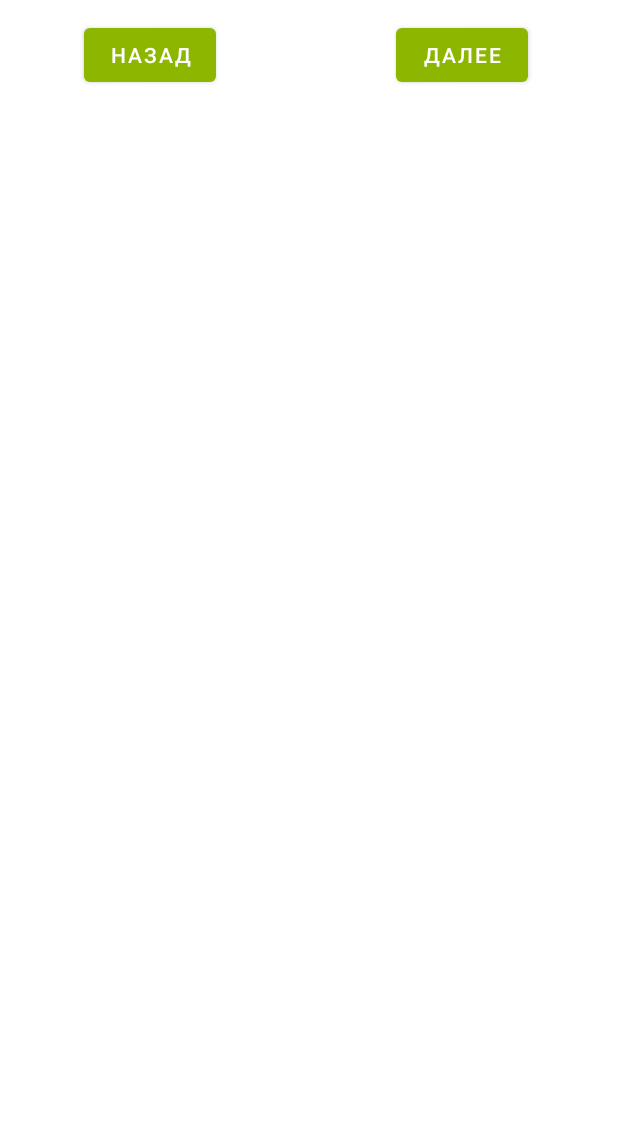
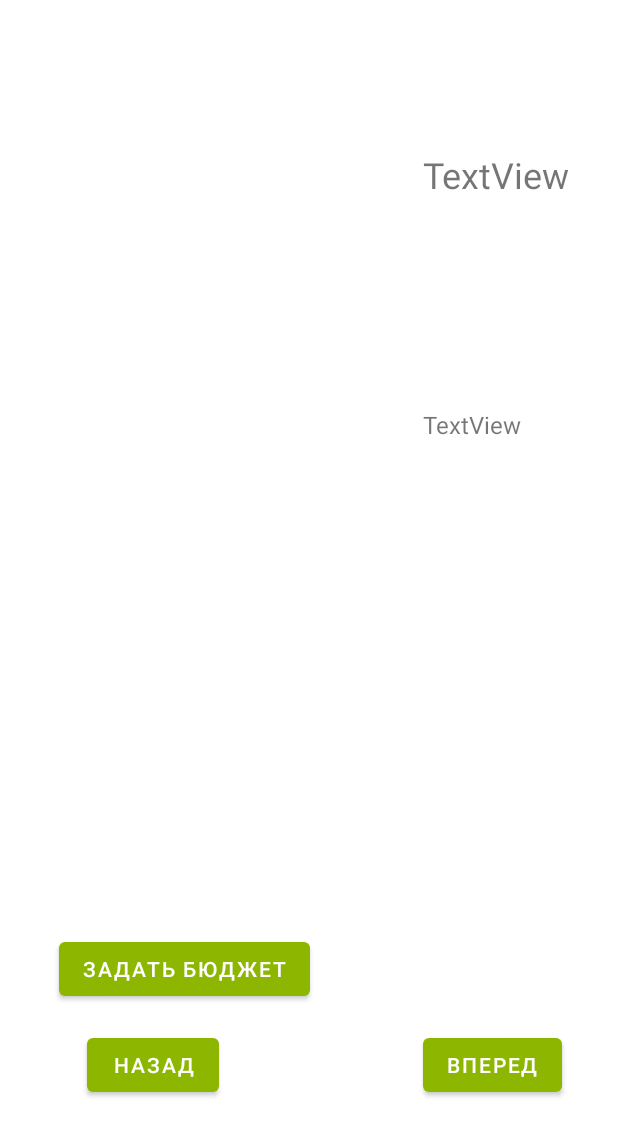
Before and after one commit to AbatedPlacebo/MyRation, an Android app: the layout fragment_home.xml on its own in the app's theme, with its tools: preview values and no code run, on a phone screen of 412 x 824 dp. Shown: the top 1136 px of the screen. Run offline under Robolectric (Android 15) with nearby library versions, the phone set to English and light mode, and no system bars.

Commit message:
home improvements

```diff
--- a/app/src/main/java/com/example/test/db/ProductDao.java
+++ b/app/src/main/java/com/example/test/db/ProductDao.java
@@ -9,7 +9,7 @@ import java.util.List;
 
 @Dao
 public interface ProductDao {
-    @Query("SELECT * FROM catalog")
+    @Query("SELECT * FROM catalog LIMIT 10")
     List<Catalog> getAll();
 
     @Query("SELECT * FROM catalog WHERE id IN (:productIds)")
--- a/app/src/main/java/com/example/test/ui/dashboard/CustomAdapter.java
+++ b/app/src/main/java/com/example/test/ui/ProductAdapter.java
@@ -1,7 +1,8 @@
-package com.example.test.ui.dashboard;
+package com.example.test.ui;
 
 import android.content.Context;
 import android.content.Intent;
+import android.graphics.Color;
 import android.net.Uri;
 import android.view.LayoutInflater;
 import android.view.View;
@@ -12,10 +13,10 @@ import com.example.test.R;
 import com.example.test.db.DatabaseLoad;
 import com.squareup.picasso.Picasso;
 
-public class CustomAdapter extends BaseAdapter {
+abstract public class ProductAdapter extends BaseAdapter {
     DatabaseLoad db;
     Context context;
-    public CustomAdapter(DatabaseLoad db, Context context) {
+    public ProductAdapter(DatabaseLoad db, Context context) {
         super();
         this.context = context;
         this.db = db;
@@ -41,13 +42,16 @@ public class CustomAdapter extends BaseAdapter {
         View singleItem = view;
         ProductViewHolder holder = null;
         if (singleItem == null) {
-            LayoutInflater layoutInflater = (LayoutInflater) context.getSystemService(Context.LAYOUT_INFLATER_SERVICE);
-            singleItem = layoutInflater.inflate(R.layout.single_product_item, viewGroup, false);
+            LayoutInflater layoutInflater =
+                    (LayoutInflater) context.getSystemService(Context.LAYOUT_INFLATER_SERVICE);
+            singleItem = layoutInflater.
+                    inflate(R.layout.single_product_item, viewGroup, false);
             holder = new ProductViewHolder(singleItem);
             singleItem.setTag(holder);
         } else {
             holder = (ProductViewHolder) singleItem.getTag();
         }
+
         Picasso.get().load(db.getProducts().get(i).URLImage).into(holder.productImage);
         holder.productTitle.setText(db.getProducts().get(i).productName);
         holder.productDetails.setText(
@@ -59,14 +63,9 @@ public class CustomAdapter extends BaseAdapter {
                         db.getProducts().get(i).productFats,
                         db.getProducts().get(i).productCarbs)
         );
-        singleItem.setOnClickListener(new View.OnClickListener() {
-            @Override
-            public void onClick(View view) {
-                Intent browser = new Intent(Intent.ACTION_VIEW, Uri.parse(db.getProducts().get(i).URL));
-                context.startActivity(browser);
-            }
-        });
+        singleItem.setOnClickListener(getActionClick(i, singleItem, viewGroup));
 
         return singleItem;
     }
+    abstract View.OnClickListener getActionClick(int i, View singleItem, ViewGroup viewGroup);
 }
--- /dev/null
+++ b/app/src/main/java/com/example/test/ui/ProductAdapterDashboard.java
@@ -0,0 +1,27 @@
+package com.example.test.ui;
+
+import android.content.Context;
+import android.content.Intent;
+import android.net.Uri;
+import android.view.View;
+import android.view.ViewGroup;
+
+import com.example.test.db.DatabaseLoad;
+
+public class ProductAdapterDashboard extends ProductAdapter {
+    public ProductAdapterDashboard(DatabaseLoad db, Context context) {
+        super(db, context);
+    }
+
+    @Override
+    View.OnClickListener getActionClick(int i, View singleItem, ViewGroup viewGroup) {
+        return new View.OnClickListener() {
+            @Override
+            public void onClick(View view) {
+                Intent browser = new Intent(Intent.ACTION_VIEW,
+                        Uri.parse(db.getProducts().get(i).URL));
+                context.startActivity(browser);
+            }
+        };
+    }
+}
--- /dev/null
+++ b/app/src/main/java/com/example/test/ui/ProductAdapterHome.java
@@ -0,0 +1,34 @@
+package com.example.test.ui;
+
+import android.content.Context;
+import android.content.Intent;
+import android.graphics.Color;
+import android.net.Uri;
+import android.view.View;
+import android.view.ViewGroup;
+import android.widget.Toast;
+
+import com.example.test.R;
+import com.example.test.db.DatabaseLoad;
+
+public class ProductAdapterHome extends ProductAdapter{
+    public ProductAdapterHome(DatabaseLoad db, Context context) {
+        super(db, context);
+    }
+
+    @Override
+    View.OnClickListener getActionClick(int i, View singleItem, ViewGroup viewGroup) {
+        return new View.OnClickListener() {
+            @Override
+            public void onClick(View view) {
+                db.getProducts().remove(i);
+                notifyDataSetChanged();
+                if (db.getProducts().isEmpty()){
+                    Toast toast = Toast.makeText(context, "Все продукты удалены",
+                            Toast.LENGTH_SHORT);
+                    toast.show();
+                }
+            }
+        };
+    }
+}
--- a/app/src/main/java/com/example/test/ui/dashboard/ProductViewHolder.java
+++ b/app/src/main/java/com/example/test/ui/ProductViewHolder.java
@@ -1,4 +1,4 @@
-package com.example.test.ui.dashboard;
+package com.example.test.ui;
 
 import android.view.View;
 import android.widget.ImageView;
@@ -7,10 +7,13 @@ import android.widget.TextView;
 import com.example.test.R;
 
 public class ProductViewHolder {
+    int status;
     ImageView productImage;
     TextView productTitle;
     TextView productDetails;
-    ProductViewHolder(View v){
+
+    ProductViewHolder(View v) {
+        status = 0;
         productImage = v.findViewById(R.id.imageView);
         productTitle = v.findViewById(R.id.TextView1);
         productDetails = v.findViewById(R.id.TextView2);
--- a/app/src/main/java/com/example/test/ui/dashboard/DashboardFragment.java
+++ b/app/src/main/java/com/example/test/ui/dashboard/DashboardFragment.java
@@ -1,36 +1,21 @@
 package com.example.test.ui.dashboard;
 
-import android.content.Context;
-import android.content.Intent;
-import android.graphics.Bitmap;
-import android.graphics.BitmapFactory;
-import android.net.Uri;
 import android.os.Bundle;
 import android.view.LayoutInflater;
 import android.view.View;
 import android.view.ViewGroup;
-import android.widget.BaseAdapter;
-import android.widget.ImageView;
+import android.widget.AdapterView;
 import android.widget.ListView;
-import android.widget.TextView;
-import android.widget.Toast;
 
 import androidx.annotation.NonNull;
 import androidx.fragment.app.Fragment;
 import androidx.lifecycle.ViewModelProvider;
-import androidx.recyclerview.widget.RecyclerView;
 
 import com.example.test.R;
 import com.example.test.databinding.FragmentDashboardBinding;
-import com.example.test.db.Catalog;
 import com.example.test.db.DatabaseLoad;
-import com.squareup.picasso.Picasso;
-
-import java.io.IOException;
-import java.io.InputStream;
-import java.net.URL;
-import java.util.ArrayList;
-import java.util.List;
+import com.example.test.ui.ProductAdapter;
+import com.example.test.ui.ProductAdapterDashboard;
 
 public class DashboardFragment extends Fragment {
     private FragmentDashboardBinding binding;
@@ -43,11 +28,16 @@ public class DashboardFragment extends Fragment {
         binding = FragmentDashboardBinding.inflate(inflater, container, false);
         View root = binding.getRoot();
         ListView listView = root.findViewById(R.id.listviewDashboard);
-
         DatabaseLoad db = new DatabaseLoad(getContext());
         db.populate();
-        CustomAdapter listAdapter = new CustomAdapter(db, getContext());
+        ProductAdapter listAdapter = new ProductAdapterDashboard(db, getContext());
         listView.setAdapter(listAdapter);
+        listView.setOnItemClickListener(new AdapterView.OnItemClickListener() {
+            @Override
+            public void onItemClick(AdapterView<?> adapterView, View view, int i, long l) {
+
+            }
+        });
         return root;
     }
 
--- a/app/src/main/java/com/example/test/ui/home/HomeFragment.java
+++ b/app/src/main/java/com/example/test/ui/home/HomeFragment.java
@@ -1,29 +1,27 @@
 package com.example.test.ui.home;
 
-import android.graphics.Point;
+import android.content.Intent;
+import android.graphics.Color;
+import android.net.Uri;
 import android.os.Bundle;
-import android.view.Display;
 import android.view.LayoutInflater;
 import android.view.View;
 import android.view.ViewGroup;
-import android.widget.BaseAdapter;
+import android.widget.AdapterView;
 import android.widget.Button;
 import android.widget.ListView;
 import android.widget.TextView;
+import android.widget.Toast;
 
 import androidx.annotation.NonNull;
 import androidx.fragment.app.Fragment;
 import androidx.lifecycle.ViewModelProvider;
 
-import com.example.test.MainActivity;
 import com.example.test.R;
 import com.example.test.databinding.FragmentHomeBinding;
 import com.example.test.db.DatabaseLoad;
-import com.example.test.ui.dashboard.CustomAdapter;
-import com.example.test.ui.dashboard.DashboardFragment;
-
-import java.util.ArrayList;
-import java.util.List;
+import com.example.test.ui.ProductAdapter;
+import com.example.test.ui.ProductAdapterHome;
 
 public class HomeFragment extends Fragment {
 
@@ -43,14 +41,14 @@ public class HomeFragment extends Fragment {
         listView = root.findViewById(R.id.listviewHome);
         DatabaseLoad db = new DatabaseLoad(getContext());
         db.populate();
-        com.example.test.ui.dashboard.CustomAdapter listAdapter = new com.example.test.ui.dashboard.CustomAdapter(db, getContext());
+        ProductAdapter listAdapter = new ProductAdapterHome(db, getContext());
         listView.setAdapter(listAdapter);
-
-
         homeViewModel.getRationNumber().observe(getViewLifecycleOwner(), rationNumber -> {
             textView_stage.setText(rationNumber.toString() + "/4");
+            Toast toast = Toast.makeText(getContext(), "Page changed", Toast.LENGTH_SHORT);
+            toast.show();
+        });
 
-        });
         textView_stats = root.findViewById(R.id.text_stats);
         textView_stage = root.findViewById(R.id.text_stage);
         buttonBack = root.findViewById(R.id.buttonBackHome);
@@ -58,7 +56,7 @@ public class HomeFragment extends Fragment {
         buttonBack.setOnClickListener(new View.OnClickListener() {
             @Override
             public void onClick(View view) {
-                int curValue =homeViewModel.getRationNumber().getValue();
+                int curValue = homeViewModel.getRationNumber().getValue();
                 if (homeViewModel.getRationNumber().getValue() > 1)
                     homeViewModel.getRationNumber().setValue(curValue - 1);
             }
@@ -66,7 +64,7 @@ public class HomeFragment extends Fragment {
         buttonForward.setOnClickListener(new View.OnClickListener() {
             @Override
             public void onClick(View view) {
-                int curValue =homeViewModel.getRationNumber().getValue();
+                int curValue = homeViewModel.getRationNumber().getValue();
                 if (homeViewModel.getRationNumber().getValue() < 4)
                     homeViewModel.getRationNumber().setValue(curValue + 1);
             }
@@ -85,35 +83,4 @@ public class HomeFragment extends Fragment {
     }
 
 
-
-    public class CustomAdapter extends BaseAdapter {
-        List<String> items;
-
-        public CustomAdapter(List<String> items) {
-            super();
-            this.items = items;
-        }
-
-        @Override
-        public int getCount() {
-            return items.size();
-        }
-
-        @Override
-        public Object getItem(int i) {
-            return items.get(i);
-        }
-
-        @Override
-        public long getItemId(int i) {
-            return items.get(i).hashCode();
-        }
-
-        @Override
-        public View getView(int i, View view, ViewGroup viewGroup) {
-            TextView textView = new TextView(getContext());
-            textView.setText(items.get(i));
-            return textView;
-        }
-    }
 }
--- a/app/src/main/java/com/example/test/ui/home/HomeViewModel.java
+++ b/app/src/main/java/com/example/test/ui/home/HomeViewModel.java
@@ -16,12 +16,17 @@ public class HomeViewModel extends ViewModel {
 
     private final MutableLiveData<Integer> rationNumber =
             new MutableLiveData(1);
+    private final MutableLiveData<Integer> rationPrice =
+            new MutableLiveData(0);
     public HomeViewModel() {
 
     }
     public MutableLiveData<Integer> getRationNumber() {
         return rationNumber;
     }
+    public MutableLiveData<Integer> getRationPrice() {
+        return rationPrice;
+    }
     public List<String> generateProducts(){
         List<String> list = new ArrayList<String>();
         return list;
--- a/app/src/main/res/layout/fragment_home.xml
+++ b/app/src/main/res/layout/fragment_home.xml
@@ -1,80 +1,85 @@
 <?xml version="1.0" encoding="utf-8"?>
-<ScrollView android:layout_height="match_parent"
-    xmlns:android="http://schemas.android.com/apk/res/android"
-    android:layout_width="match_parent">
-
 <androidx.constraintlayout.widget.ConstraintLayout xmlns:android="http://schemas.android.com/apk/res/android"
     xmlns:app="http://schemas.android.com/apk/res-auto"
     xmlns:tools="http://schemas.android.com/tools"
     android:layout_width="match_parent"
-    android:layout_height="match_parent"
-    tools:context=".ui.home.HomeFragment">
+    android:layout_height="match_parent">
 
+    <ListView
+        android:id="@+id/listviewHome"
+        android:layout_width="260dp"
+        android:layout_height="384dp"
+        app:layout_constraintBottom_toTopOf="@+id/button3"
+        app:layout_constraintEnd_toEndOf="parent"
+        app:layout_constraintHorizontal_bias="0.0"
+        app:layout_constraintStart_toStartOf="parent"
+        app:layout_constraintTop_toTopOf="parent"
+        app:layout_constraintVertical_bias="0.0" />
+
+    <TextView
+        android:id="@+id/text_stats"
+        android:layout_width="wrap_content"
+        android:layout_height="wrap_content"
+        android:layout_marginEnd="28dp"
+        android:text="TextView"
+        android:textSize="16sp"
+        app:layout_constraintBottom_toBottomOf="parent"
+        app:layout_constraintEnd_toEndOf="parent"
+        app:layout_constraintHorizontal_bias="0.379"
+        app:layout_constraintStart_toEndOf="@+id/listviewHome"
+        app:layout_constraintTop_toTopOf="parent"
+        app:layout_constraintVertical_bias="0.339" />
 
     <TextView
         android:id="@+id/text_stage"
         android:layout_width="wrap_content"
         android:layout_height="wrap_content"
-        android:layout_marginTop="8dp"
-        android:textAlignment="center"
-        android:textSize="30sp"
-        app:layout_constraintBottom_toBottomOf="parent"
+        android:layout_marginTop="100dp"
+        android:layout_marginEnd="32dp"
+        android:text="TextView"
+        android:textSize="24sp"
+        app:layout_constraintBottom_toTopOf="@+id/text_stats"
         app:layout_constraintEnd_toEndOf="parent"
-        app:layout_constraintHorizontal_bias="0.856"
-        app:layout_constraintStart_toStartOf="parent"
+        app:layout_constraintHorizontal_bias="1.0"
+        app:layout_constraintStart_toEndOf="@+id/listviewHome"
         app:layout_constraintTop_toTopOf="parent"
-        app:layout_constraintVertical_bias="0.029" />
-
-    <TextView
-        android:id="@+id/text_stats"
-        android:layout_width="wrap_content"
-        android:layout_height="wrap_content"
-        android:textSize="16sp"
-        app:layout_constraintBottom_toBottomOf="parent"
-        app:layout_constraintEnd_toEndOf="parent"
-        app:layout_constraintHorizontal_bias="0.856"
-        app:layout_constraintStart_toStartOf="parent"
-        app:layout_constraintTop_toBottomOf="@+id/text_stage"
-        app:layout_constraintVertical_bias="0.117" />
-
-    <ListView
-        android:id="@+id/listviewHome"
-        android:layout_width="200dp"
-        android:layout_height="wrap_content"
-        app:layout_constraintBottom_toBottomOf="parent"
-        app:layout_constraintEnd_toStartOf="@+id/text_stage"
-        app:layout_constraintHorizontal_bias="0.0"
-        app:layout_constraintStart_toStartOf="parent"
-        app:layout_constraintTop_toTopOf="parent"
-        app:layout_constraintVertical_bias="0.021" />
+        app:layout_constraintVertical_bias="0.0" />
 
     <Button
         android:id="@+id/buttonBackHome"
         android:layout_width="wrap_content"
         android:layout_height="wrap_content"
-        android:layout_marginLeft="8dp"
+        android:layout_marginEnd="128dp"
         android:text="Назад"
         app:layout_constraintBottom_toBottomOf="parent"
-        app:layout_constraintEnd_toEndOf="parent"
-        app:layout_constraintHorizontal_bias="0.151"
+        app:layout_constraintEnd_toStartOf="@+id/buttonForwardHome"
+        app:layout_constraintHorizontal_bias="0.879"
         app:layout_constraintStart_toStartOf="parent"
-        app:layout_constraintTop_toBottomOf="@+id/listviewHome"
-        app:layout_constraintVertical_bias="0.501" />
+        app:layout_constraintTop_toTopOf="parent"
+        app:layout_constraintVertical_bias="0.884" />
 
     <Button
         android:id="@+id/buttonForwardHome"
         android:layout_width="wrap_content"
         android:layout_height="wrap_content"
-        android:layout_marginRight="8dp"
-        android:text="Далее"
+        android:text="Вперед"
         app:layout_constraintBottom_toBottomOf="parent"
         app:layout_constraintEnd_toEndOf="parent"
-        app:layout_constraintHorizontal_bias="0.698"
-        app:layout_constraintStart_toEndOf="@+id/buttonBackHome"
-        app:layout_constraintTop_toBottomOf="@+id/listviewHome"
-        app:layout_constraintVertical_bias="0.501" />
+        app:layout_constraintHorizontal_bias="0.883"
+        app:layout_constraintStart_toStartOf="parent"
+        app:layout_constraintTop_toTopOf="parent"
+        app:layout_constraintVertical_bias="0.884" />
 
-
+    <Button
+        android:id="@+id/button3"
+        android:layout_width="wrap_content"
+        android:layout_height="wrap_content"
+        android:layout_marginBottom="16dp"
+        android:text="Задать бюджет"
+        app:layout_constraintBottom_toTopOf="@+id/buttonBackHome"
+        app:layout_constraintEnd_toEndOf="parent"
+        app:layout_constraintHorizontal_bias="0.161"
+        app:layout_constraintStart_toStartOf="parent"
+        app:layout_constraintTop_toBottomOf="@+id/_dynamic"
+        app:layout_constraintVertical_bias="0.764" />
 </androidx.constraintlayout.widget.ConstraintLayout>
-
-    </ScrollView>
```
Also changed, not shown: app/src/main/java/com/example/test/db/DatabaseLoad.java (+10 -5 lines).
